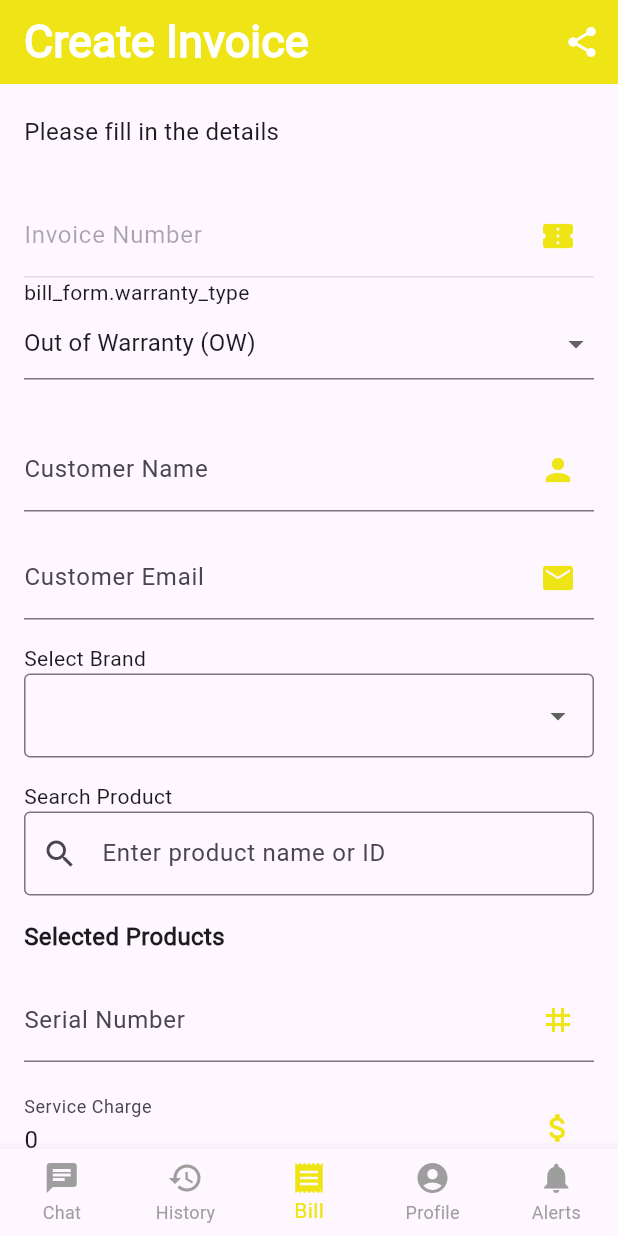
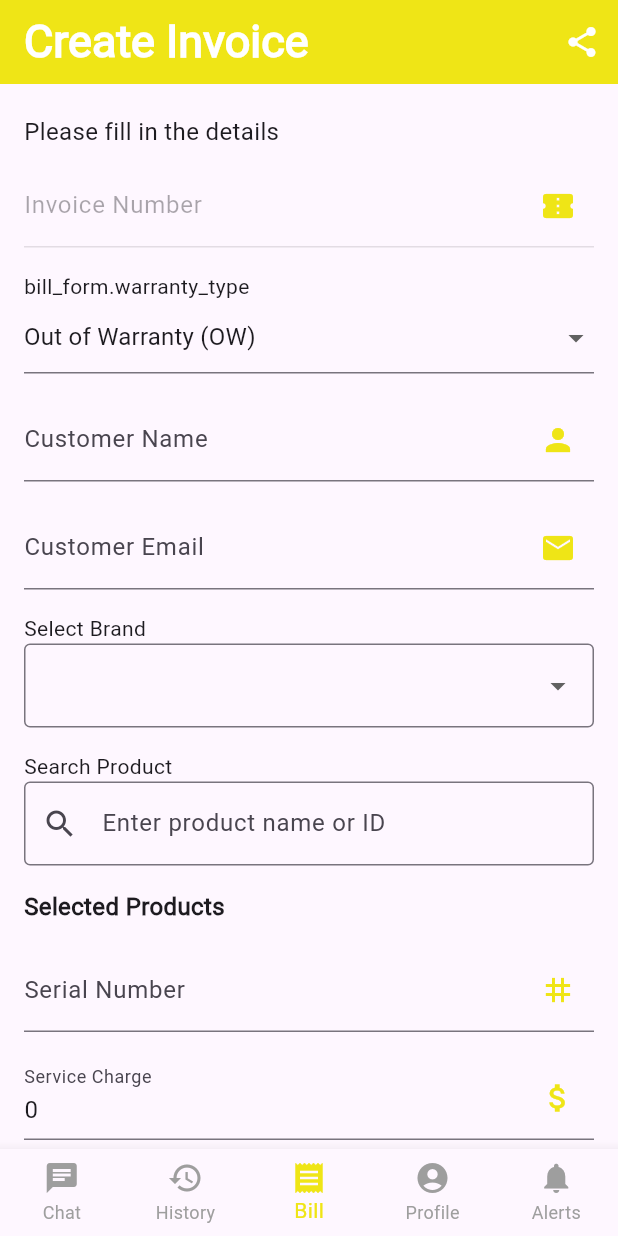
Before and after one commit to atharvamp04/fixit, a Flutter app: the screen it shows once a user with an empty profile is signed in, item 3 of the bottom bar chosen, on a phone screen of 412 x 824 dp. Run offline on Flutter 3.47's test engine with Material 3 defaults, Android fonts, the phone set to English and light mode, and no system bars; our stand-ins replace easy_localization, flutter_animate, google_sign_in, image_picker, pdf, printing and 2 more; missing offline and left inert: mailer, mobile_scanner; accounts and stored records are empty; network calls fail.

Commit message:
Update bill_screen.dart

```diff
--- a/lib/screens/bill_screen.dart
+++ b/lib/screens/bill_screen.dart
@@ -336,7 +336,7 @@ class _BillScreenState extends State<BillScreen> {
                     'bill_form.fill_details'.tr(), // Use translation key
                     style: const TextStyle(fontSize: 16),
                   ),
-                  const SizedBox(height: 30),
+                  const SizedBox(height: 10),
                   _buildStyledField(
                     'bill_form.invoice_number'.tr(), // Use translation key
                     Icons.confirmation_number,
@@ -344,7 +344,7 @@ class _BillScreenState extends State<BillScreen> {
                     readOnly: true,
                     enabled: false,
                   ),
-
+                  SizedBox(height: 16),
                   // — Warranty Type —
                   Text("bill_form.warranty_type".tr()),
                   DropdownButtonFormField<String>(
@@ -362,8 +362,6 @@ class _BillScreenState extends State<BillScreen> {
                       }
                     },
                   ),
-
-                  SizedBox(height: 16),
 
                   const SizedBox(height: 16),
                   _buildStyledField(
```
